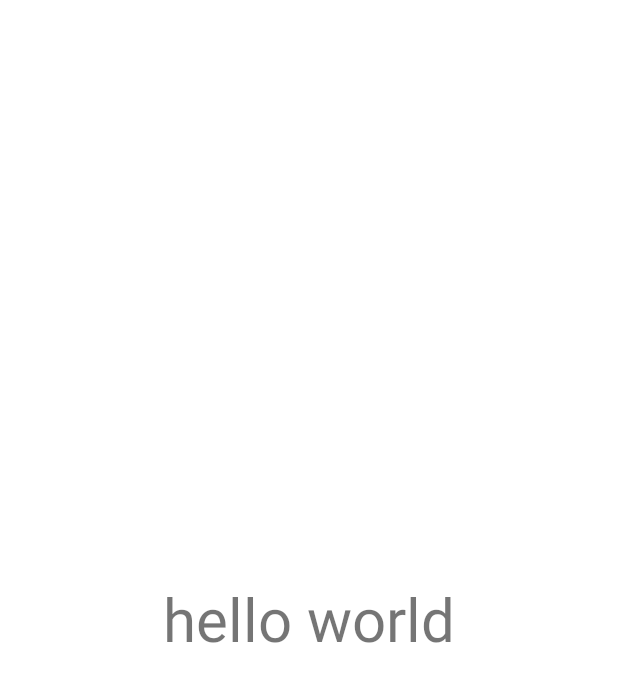
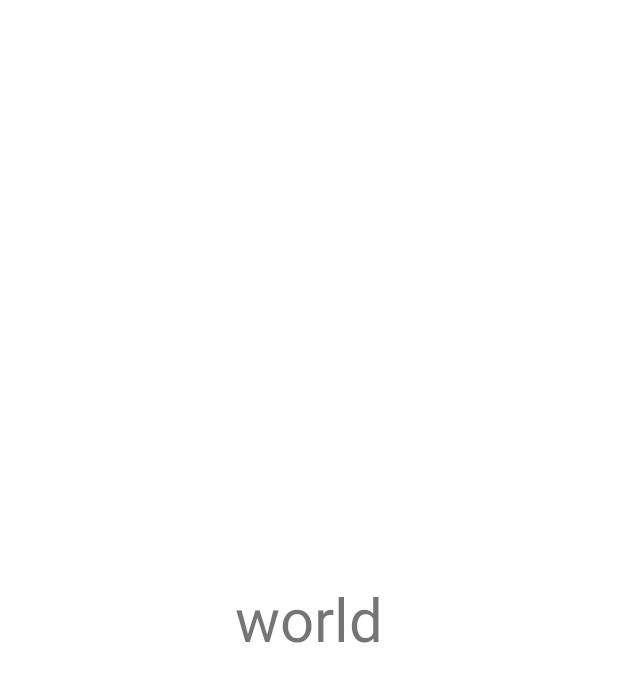
Before and after one commit to IdoSagiv/treasure-hunt, an Android app: the layout temp_screen.xml on its own in the app's theme, with its tools: preview values and no code run, on a phone screen of 412 x 824 dp. Shown: the top 682 px of the screen. Run offline under Robolectric (Android 15) with nearby library versions, the phone set to English and light mode, and no system bars.

Commit message:
Update temp_screen.xml

```diff
--- a/app/src/main/res/layout/temp_screen.xml
+++ b/app/src/main/res/layout/temp_screen.xml
@@ -7,7 +7,7 @@
     <TextView
         android:layout_width="wrap_content"
         android:layout_height="wrap_content"
-        android:text="hello world"
+        android:text="world"
         android:textSize="40dp"
         app:layout_constraintBottom_toBottomOf="parent"
         app:layout_constraintEnd_toEndOf="parent"
```
